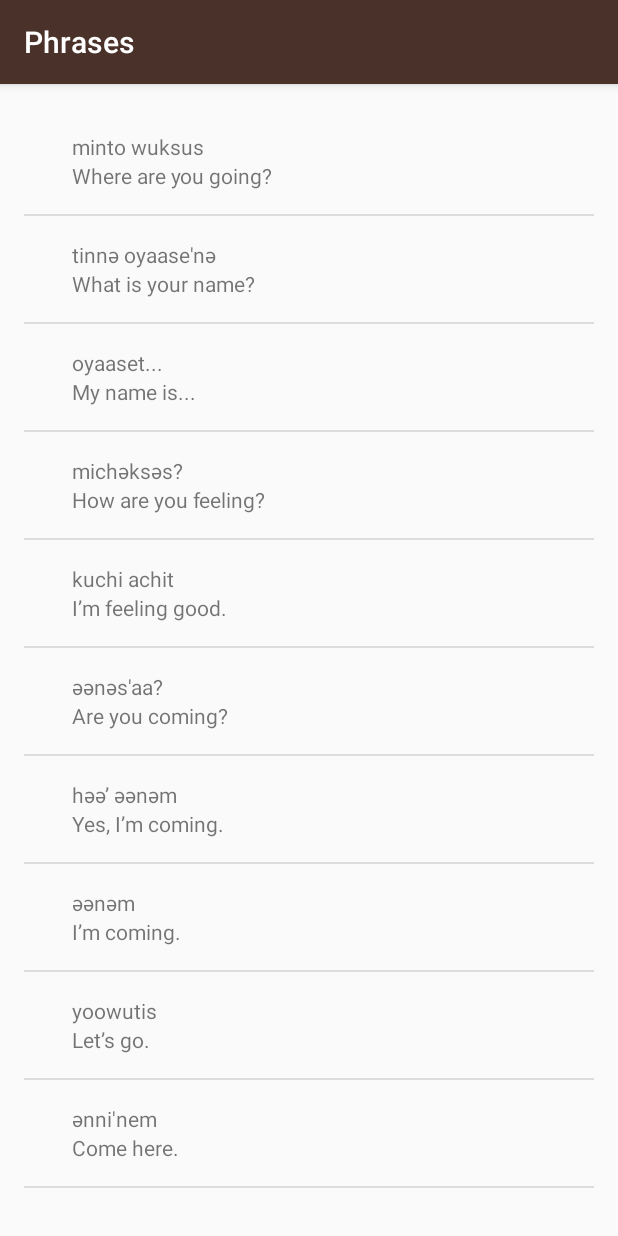
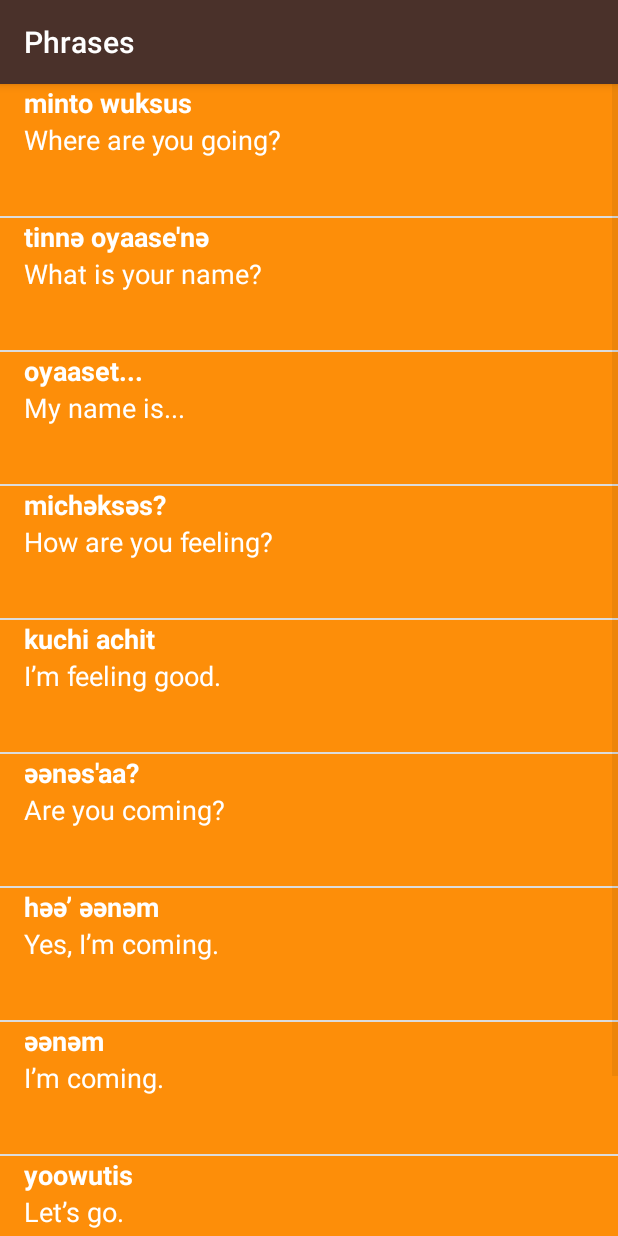
Before and after one commit to laramartin/android_udacity_course, an Android app: the PhrasesActivity screen opened directly, with no data from a screen before it, on a phone screen of 412 x 824 dp. Run offline under Robolectric (Android 15) with nearby library versions, the phone set to English and light mode, and no system bars.

Commit message:
styles applied

```diff
--- a/android_multi-screens/ud839_Miwok/app/src/main/java/com/example/android/miwok/Word.java
+++ b/android_multi-screens/ud839_Miwok/app/src/main/java/com/example/android/miwok/Word.java
@@ -11,7 +11,8 @@ public class Word {
 
     private String defaultTranslation;
     private String miwokTranslation;
-    private int imageResourceId;
+    private int imageResourceId = NO_IMAGE_PROVIDED;
+    private static final int NO_IMAGE_PROVIDED = -1;
 
     public Word(String defaultTranslation, String miwokTranslation){
         this.defaultTranslation = defaultTranslation;
@@ -35,13 +36,13 @@ public class Word {
     }
 
     public int getImageResourceId(){
-        Log.v("imageResourceId: ",  "id: " + imageResourceId);
+        Log.v("getImageResourceId", "imageResourceId: "+ imageResourceId);
         return imageResourceId;
     }
 
     public boolean hasImage(){
-        Log.v("imageResourceId != 0", ": " + (imageResourceId != 0));
-        return imageResourceId != 0;
+        Log.v("hasImage", "word has image: "+ (imageResourceId != NO_IMAGE_PROVIDED));
+        return imageResourceId != NO_IMAGE_PROVIDED;
     }
 
 }
--- a/android_multi-screens/ud839_Miwok/app/src/main/java/com/example/android/miwok/WordAdapter.java
+++ b/android_multi-screens/ud839_Miwok/app/src/main/java/com/example/android/miwok/WordAdapter.java
@@ -45,6 +45,7 @@ public class WordAdapter extends ArrayAdapter<Word> {
 
         if (currentWord.hasImage()){
             iconView.setImageResource(currentWord.getImageResourceId());
+            iconView.setVisibility(View.VISIBLE);
         } else {
             iconView.setVisibility(View.GONE);
         }
--- a/android_multi-screens/ud839_Miwok/app/src/main/res/layout/list_item.xml
+++ b/android_multi-screens/ud839_Miwok/app/src/main/res/layout/list_item.xml
@@ -2,32 +2,36 @@
 <LinearLayout xmlns:android="http://schemas.android.com/apk/res/android"
     xmlns:tools="http://schemas.android.com/tools"
     android:layout_width="match_parent"
-    android:layout_height="match_parent"
-    android:padding="16dp"
+    android:layout_height="@dimen/list_item_height"
     android:orientation="horizontal">
 
     <ImageView
         android:layout_width="wrap_content"
         android:layout_height="wrap_content"
-        android:id="@+id/image_view"/>
+        android:id="@+id/image_view"
+        style="@style/WordImage"/>
 
     <LinearLayout
         android:layout_width="match_parent"
         android:layout_height="match_parent"
         android:orientation="vertical"
-        android:layout_marginLeft="16dp">
+        style="@style/WordList">
+
 
         <TextView
             android:id="@+id/miwok_translation"
             android:layout_width="match_parent"
             android:layout_height="wrap_content"
-            tools:text="lutti" />
+            android:textStyle="bold"
+            tools:text="lutti"
+            style="@style/WordTranslations" />
 
         <TextView
             android:id="@+id/default_translation"
             android:layout_width="match_parent"
             android:layout_height="wrap_content"
-            tools:text="one" />
+            tools:text="one"
+            style="@style/WordTranslations" />
 
     </LinearLayout>
 
--- a/android_multi-screens/ud839_Miwok/app/src/main/res/layout/word_list.xml
+++ b/android_multi-screens/ud839_Miwok/app/src/main/res/layout/word_list.xml
@@ -4,8 +4,4 @@
     android:id="@+id/list"
     android:orientation="vertical"
     android:layout_width="match_parent"
-    android:layout_height="match_parent"
-    android:paddingBottom="@dimen/activity_vertical_margin"
-    android:paddingLeft="@dimen/activity_horizontal_margin"
-    android:paddingRight="@dimen/activity_horizontal_margin"
-    android:paddingTop="@dimen/activity_vertical_margin" />
+    android:layout_height="match_parent"/>
--- a/android_multi-screens/ud839_Miwok/app/src/main/res/values/dimens.xml
+++ b/android_multi-screens/ud839_Miwok/app/src/main/res/values/dimens.xml
@@ -15,7 +15,4 @@
 <resources>
     <!-- Height of each list item -->
     <dimen name="list_item_height">88dp</dimen>
-    <!-- Default screen margins, per the Android Design guidelines. -->
-    <dimen name="activity_horizontal_margin">16dp</dimen>
-    <dimen name="activity_vertical_margin">16dp</dimen>
 </resources>
--- a/android_multi-screens/ud839_Miwok/app/src/main/res/values/styles.xml
+++ b/android_multi-screens/ud839_Miwok/app/src/main/res/values/styles.xml
@@ -23,11 +23,27 @@
     <!-- Style for a category of vocabulary words -->
     <style name="CategoryStyle">
         <item name="android:layout_width">match_parent</item>
-        <item name="android:layout_height">@dimen/list_item_height</item>
+        <item name="android:layout_height">88dp</item>
         <item name="android:gravity">center_vertical</item>
-        <item name="android:padding">16dp</item>
-        <item name="android:textColor">@android:color/white</item>
+        <item name="android:paddingLeft">16dp</item>
         <item name="android:textStyle">bold</item>
         <item name="android:textAppearance">?android:textAppearanceMedium</item>
+        <item name="android:textSize">18sp</item>
+        <item name="android:textColor">#FFFFFF</item>
+    </style>
+
+    <style name="WordList">
+        <item name="android:layout_height">88dp</item>
+        <item name="android:background">#FD8E09</item>
+    </style>
+    <style name="WordImage">
+        <item name="android:layout_width">88dp</item>
+        <!--<item name="android:background">#FFF7DA</item>-->
+    </style>
+
+    <style name="WordTranslations">
+        <item name="android:paddingLeft">16dp</item>
+        <item name="android:textColor">#FFFFFF</item>
+        <item name="android:textSize">18sp</item>
     </style>
 </resources>
```
